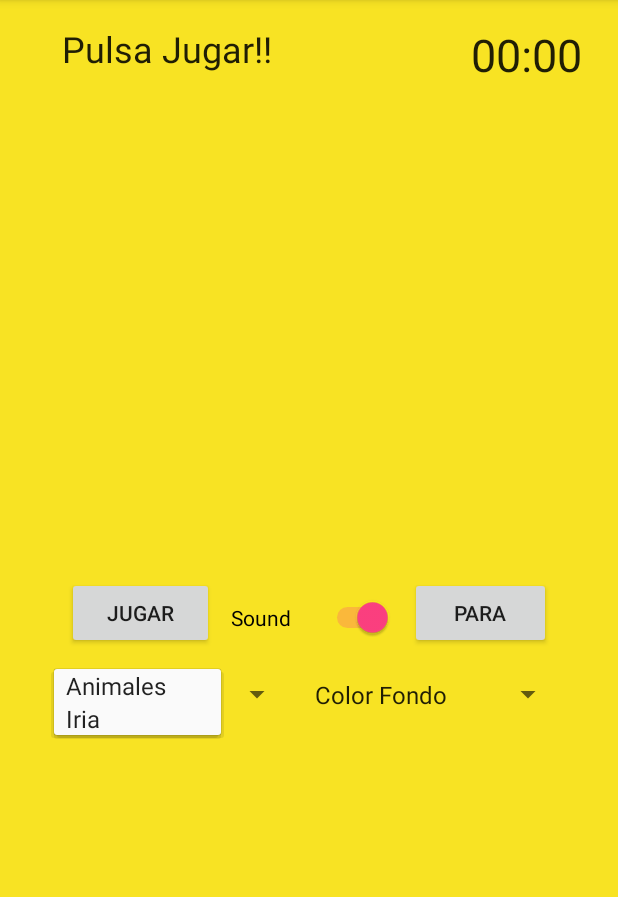
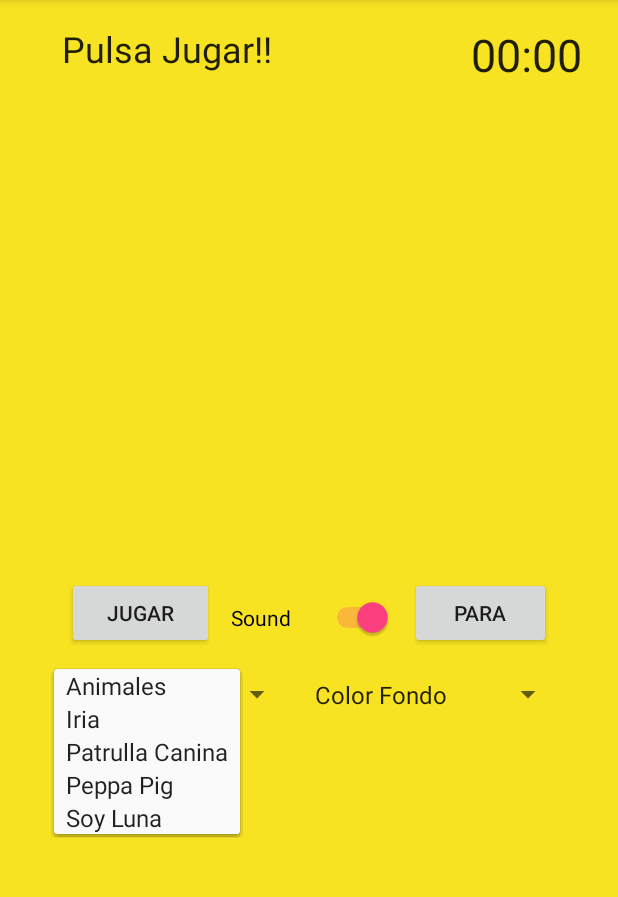
Before and after one commit to smeagol75/Memory2015, an Android app: the screen it shows after launch (MainActivity), after a tap on "Animales", on a phone screen of 412 x 824 dp, the part 84-981 px from its top. Run offline under Robolectric (Android 15) with nearby library versions, the phone set to English and light mode, and no system bars.

```diff
--- a/app/src/main/java/com/elcacharreo/android/memory2015/MainActivity.java
+++ b/app/src/main/java/com/elcacharreo/android/memory2015/MainActivity.java
@@ -138,7 +138,7 @@ public class MainActivity extends AppCompatActivity {
         });
         //Hacemos lo mismo con el spinner para elegir las imágenes que vamos a usar
         Spinner sptipoimagenes = (Spinner) findViewById(R.id.spImagenes);
-        String[] tipos = {"Animales","Iria"};
+        String[] tipos = {"Animales","Iria","Patrulla Canina","Peppa Pig", "Soy Luna"};
         sptipoimagenes.setAdapter(new ArrayAdapter<String>(this, android.R.layout.simple_spinner_item, tipos));
 
         sptipoimagenes.setOnItemSelectedListener(new AdapterView.OnItemSelectedListener() {
@@ -158,6 +158,24 @@ public class MainActivity extends AppCompatActivity {
                             iDibujos[i]=iamigas[i];
                         }
                         break;
+
+                    case 2:
+                        for(int i=0;i<12;i++){
+                            iDibujos[i]=ipcanina[i];
+                        }
+                        break;
+                    case 3:
+                        for(int i=0;i<12;i++){
+                            iDibujos[i]=ipeppapig[i];
+                        }
+                        break;
+
+                    case 4:
+                        for(int i=0;i<12;i++){
+                            iDibujos[i]= iluna[i];
+                        }
+                        break;
+
                    default:
                        for(int i=0;i<12;i++){
                            iDibujos[i]=ianimales[i];
@@ -197,6 +215,23 @@ public class MainActivity extends AppCompatActivity {
             R.drawable.iria,R.drawable.laia,R.drawable.paula,
             R.drawable.alba,R.drawable.asier,R.drawable.esther,
             R.drawable.iria,R.drawable.laia,R.drawable.paula
+    };
+
+    int []ipcanina={R.drawable.chase,R.drawable.marshall,R.drawable.rocky,
+            R.drawable.rubble,R.drawable.skye,R.drawable.zuma,
+            R.drawable.chase,R.drawable.marshall,R.drawable.rocky,
+            R.drawable.rubble,R.drawable.skye,R.drawable.zuma
+    };
+    int []ipeppapig={R.drawable.peppa,R.drawable.george,R.drawable.dinosaurio,
+            R.drawable.pappapig,R.drawable.mammapig,R.drawable.rebecca,
+            R.drawable.peppa,R.drawable.george,R.drawable.dinosaurio,
+            R.drawable.pappapig,R.drawable.mammapig,R.drawable.rebecca
+    };
+
+    int []iluna={R.drawable.luna,R.drawable.ambar,R.drawable.gaston,
+            R.drawable.nina,R.drawable.mateo,R.drawable.simon,
+            R.drawable.luna,R.drawable.ambar,R.drawable.gaston,
+            R.drawable.nina,R.drawable.mateo,R.drawable.simon
     };
 
 
```
